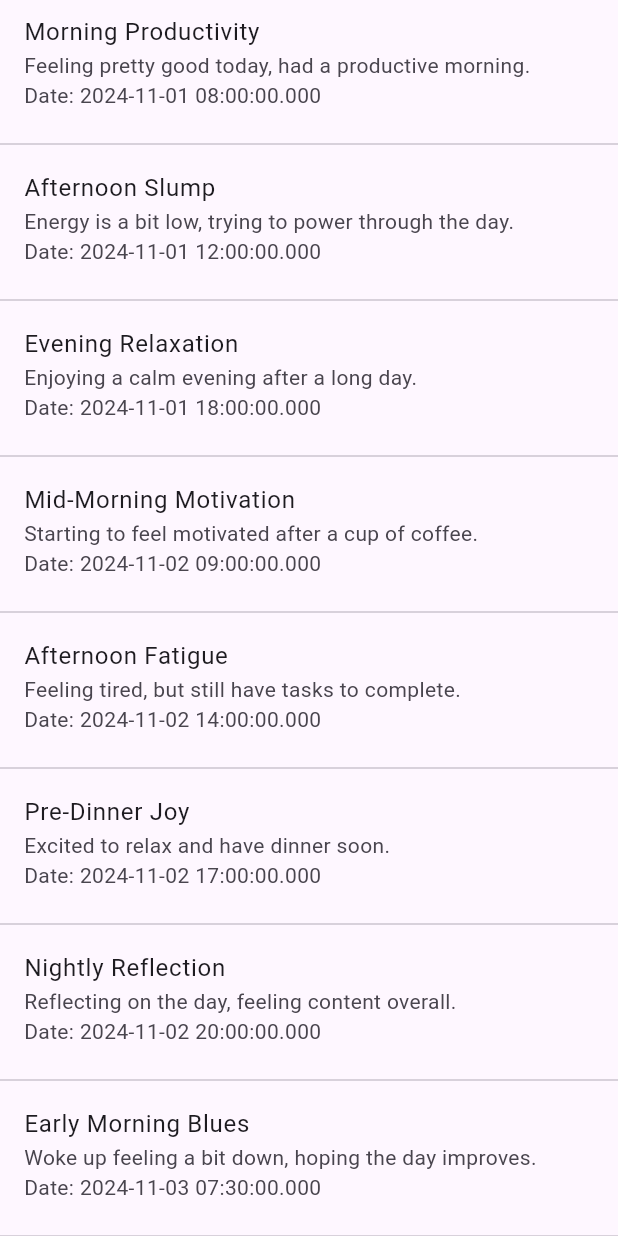
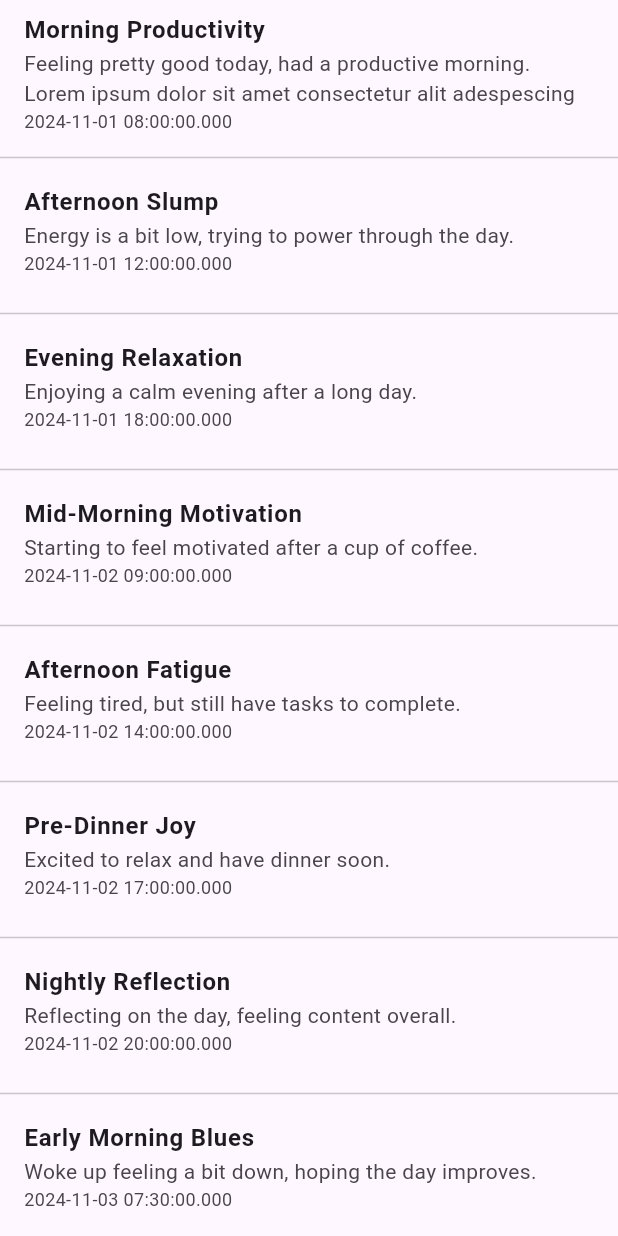
Before and after one commit to kennethsumang/moodtracker, a Flutter app: the RecordsList widget shown alone on an empty page, opened directly, on a phone screen of 412 x 824 dp. Run offline on Flutter 3.47's test engine with Material 3 defaults, Android fonts, the phone set to English and light mode, and no system bars; our stand-ins replace go_router.

Commit message:
feat: styling improvements

```diff
--- a/lib/repositories/mood_repository.dart
+++ b/lib/repositories/mood_repository.dart
@@ -4,20 +4,20 @@ import '../models/mood_model.dart';
 
 class MoodRepository {
   Future<List<Mood>> getMoods() async {
-    await Future.delayed(Duration(seconds: 1)); // Simulate a delay
+    await Future.delayed(const Duration(seconds: 1)); // Simulate a delay
     return [
       Mood(
         id: '7b25e68e-75f2-4a6e-9383-f51521eaf528',
         dateTime: DateTime.parse('2024-11-01 08:00:00'),
-        level: 7,
+        level: 4,
         title: 'Morning Productivity',
-        content: 'Feeling pretty good today, had a productive morning.',
+        content: 'Feeling pretty good today, had a productive morning. Lorem ipsum dolor sit amet consectetur alit adespescing elit.',
         createdAt: DateTime.parse('2024-11-01 08:05:00'),
       ),
       Mood(
         id: '2a40d72b-3048-4f82-9e7a-3f6f3c8429df',
         dateTime: DateTime.parse('2024-11-01 12:00:00'),
-        level: 5,
+        level: 3,
         title: 'Afternoon Slump',
         content: 'Energy is a bit low, trying to power through the day.',
         createdAt: DateTime.parse('2024-11-01 12:05:00'),
@@ -25,7 +25,7 @@ class MoodRepository {
       Mood(
         id: 'd1a14b2e-77cd-4d6b-bb9c-9831e34e9f25',
         dateTime: DateTime.parse('2024-11-01 18:00:00'),
-        level: 8,
+        level: 4,
         title: 'Evening Relaxation',
         content: 'Enjoying a calm evening after a long day.',
         createdAt: DateTime.parse('2024-11-01 18:05:00'),
@@ -33,7 +33,7 @@ class MoodRepository {
       Mood(
         id: '1c3fbe9a-dc52-4d18-b5b5-beb7f5f3d629',
         dateTime: DateTime.parse('2024-11-02 09:00:00'),
-        level: 6,
+        level: 3,
         title: 'Mid-Morning Motivation',
         content: 'Starting to feel motivated after a cup of coffee.',
         createdAt: DateTime.parse('2024-11-02 09:05:00'),
@@ -41,7 +41,7 @@ class MoodRepository {
       Mood(
         id: '4f2e8e89-28d1-4f50-bdb6-fbce9278e2e2',
         dateTime: DateTime.parse('2024-11-02 14:00:00'),
-        level: 4,
+        level: 2,
         title: 'Afternoon Fatigue',
         content: 'Feeling tired, but still have tasks to complete.',
         createdAt: DateTime.parse('2024-11-02 14:05:00'),
@@ -49,7 +49,7 @@ class MoodRepository {
       Mood(
         id: 'b7ac85c8-f43a-4663-ae0e-4b73a4f2f2b2',
         dateTime: DateTime.parse('2024-11-02 17:00:00'),
-        level: 9,
+        level: 4,
         title: 'Pre-Dinner Joy',
         content: 'Excited to relax and have dinner soon.',
         createdAt: DateTime.parse('2024-11-02 17:05:00'),
@@ -57,7 +57,7 @@ class MoodRepository {
       Mood(
         id: 'e2f9e0ad-482f-4b95-83ff-4f7a2d8b5c3a',
         dateTime: DateTime.parse('2024-11-02 20:00:00'),
-        level: 7,
+        level: 3,
         title: 'Nightly Reflection',
         content: 'Reflecting on the day, feeling content overall.',
         createdAt: DateTime.parse('2024-11-02 20:05:00'),
@@ -65,7 +65,7 @@ class MoodRepository {
       Mood(
         id: 'de4d7f58-2c5b-4a36-b7b5-cc6e7de38e82',
         dateTime: DateTime.parse('2024-11-03 07:30:00'),
-        level: 3,
+        level: 2,
         title: 'Early Morning Blues',
         content: 'Woke up feeling a bit down, hoping the day improves.',
         createdAt: DateTime.parse('2024-11-03 07:35:00'),
@@ -73,7 +73,7 @@ class MoodRepository {
       Mood(
         id: 'fcdbd3a7-5cf2-4b74-b4c3-fc232a7d9f5b',
         dateTime: DateTime.parse('2024-11-03 15:30:00'),
-        level: 6,
+        level: 3,
         title: 'Afternoon Boost',
         content: 'Got a second wind of energy and productivity.',
         createdAt: DateTime.parse('2024-11-03 15:35:00'),
@@ -81,7 +81,7 @@ class MoodRepository {
       Mood(
         id: '7a8b9f0d-3c8e-414e-9a73-2f1cbd5b9c8d',
         dateTime: DateTime.parse('2024-11-03 21:00:00'),
-        level: 10,
+        level: 5,
         title: 'Nightly Gratitude',
         content: 'Feeling grateful for the good moments today.',
         createdAt: DateTime.parse('2024-11-03 21:05:00'),
--- a/lib/views/screens/home_screen.dart
+++ b/lib/views/screens/home_screen.dart
@@ -5,11 +5,18 @@ class HomeScreen extends StatelessWidget {
 
   @override
   Widget build(BuildContext context) {
-    return const Column(
-      mainAxisAlignment: MainAxisAlignment.center,
-      children: <Widget>[
-        Text("Hello, World!"),
-      ],
+    return const Padding(
+      padding: EdgeInsets.all(16),
+      child: Column(
+        mainAxisAlignment: MainAxisAlignment.start,
+        crossAxisAlignment: CrossAxisAlignment.start,
+        children: <Widget>[
+          Text(
+              "Hello!",
+              style: TextStyle(fontSize: 24)
+          ),
+        ],
+      )
     );
   }
 }
--- a/lib/views/widgets/records_list.dart
+++ b/lib/views/widgets/records_list.dart
@@ -38,10 +38,26 @@ class _RecordsListState extends State<RecordsList> {
             itemBuilder: (context, index) {
               final mood = moods[index];
               return ListTile(
-                title: Text(mood.title),
-                subtitle: Text(
-                  '${mood.content}\nDate: ${mood.dateTime.toLocal()}',
-                  style: const TextStyle(fontSize: 14),
+                // leading: Icon(Icons.),
+                title: Text(
+                  mood.title,
+                  style: const TextStyle(fontWeight: FontWeight.bold),
+                ),
+                subtitle: Column(
+                  mainAxisAlignment: MainAxisAlignment.start,
+                  crossAxisAlignment: CrossAxisAlignment.start,
+                  children: <Widget>[
+                    Text(
+                      mood.content,
+                      maxLines: 2,
+                    ),
+                    Text(
+                      mood.dateTime.toLocal().toString(),
+                      style: const TextStyle(
+                        fontSize: 12
+                      )
+                    ),
+                  ],
                 ),
                 isThreeLine: true,
               );
```
